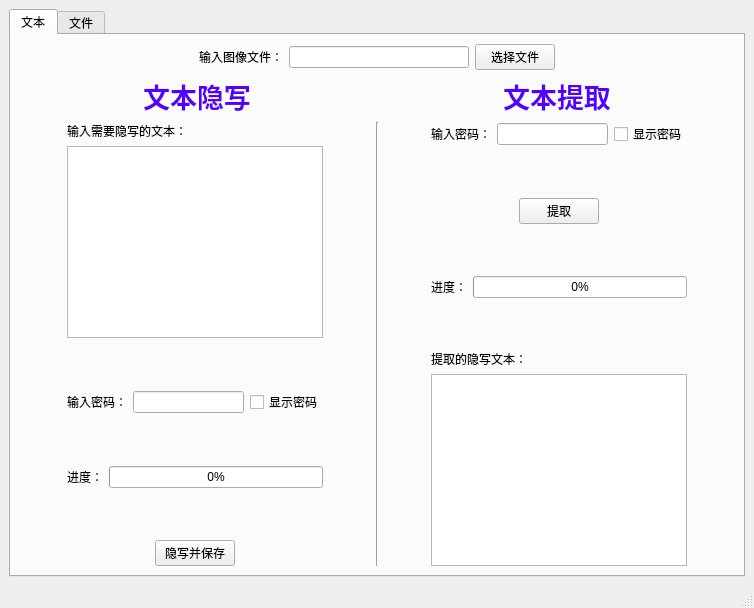
Before: the Qt Designer form plugins/LSBWindow.ui in WoaW04/Misc_steg_tool, drawn with Qt 5.
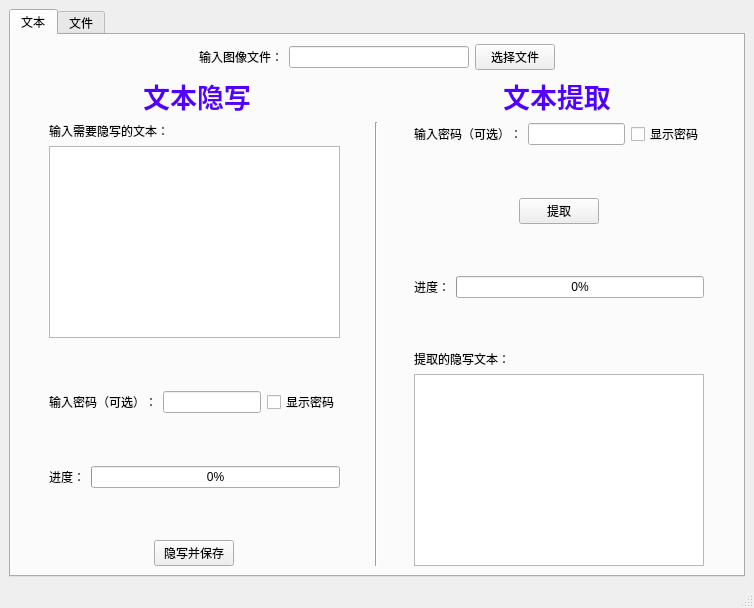
After: the same form once the commit is applied.

Commit message:
优化密码可选
已修复BUG，优化密码可选

```diff
--- a/plugins/LSBWindow.ui
+++ b/plugins/LSBWindow.ui
@@ -151,7 +151,7 @@
               <item>
                <widget class="QLabel" name="label_9">
                 <property name="text">
-                 <string>输入密码：</string>
+                 <string>输入密码（可选）：</string>
                 </property>
                </widget>
               </item>
@@ -270,7 +270,7 @@
               <item>
                <widget class="QLabel" name="label_10">
                 <property name="text">
-                 <string>输入密码：</string>
+                 <string>输入密码（可选）：</string>
                 </property>
                </widget>
               </item>
```
Left out of the diff: 4 changed lines with no effect on the pictures. The commit also changes 2 other files.
